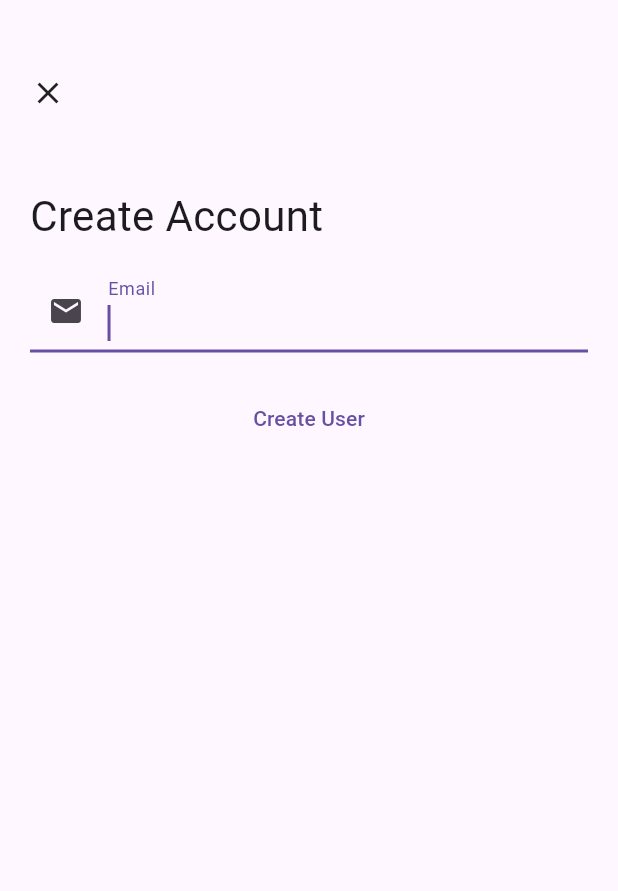
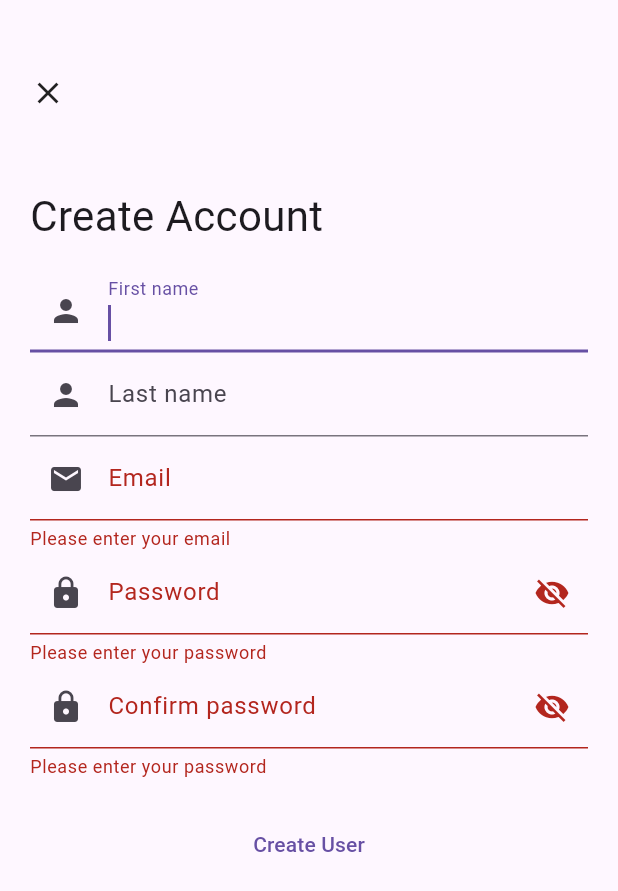
Before and after one commit to CorentinMAG/tricount, a Flutter app: the RegisterScreen screen opened directly, after a tap on "Create User", on a phone screen of 412 x 824 dp. Shown: the top 891 px of the screen. Run offline on Flutter 3.47's test engine with Material 2 defaults, Android fonts, the phone set to English and light mode, and no system bars; our stand-ins replace dotted_border, image_picker, qr_flutter.

Commit message:
work: register screen

```diff
--- a/lib/screens/login.dart
+++ b/lib/screens/login.dart
@@ -2,6 +2,7 @@ import 'package:flutter/material.dart';
 import 'package:tricount/screens/forgot_password.dart';
 import 'package:tricount/screens/register.dart';
 import 'package:tricount/screens/tricounts.dart';
+import 'package:tricount/utils/functions.dart';
 
 class LoginScreen extends StatefulWidget {
   const LoginScreen({super.key});
@@ -17,20 +18,22 @@ class _LoginScreenState extends State<LoginScreen> {
 
   bool _isHidden = true;
 
-  String? _validateEmail(String? value) {
-    if (value == null || value.isEmpty) {
-      return "Please enter your email";
-    }
-    if (!value.contains('@')) {
-      return "Invalid email address";
-    }
-    return null;
-  }
-
   void onTapEye() {
     setState(() {
       _isHidden = !_isHidden;
     });
+  }
+
+  void onLogin() {
+    if (_formKey.currentState!.validate()) {
+      _formKey.currentState!.save();
+      Navigator.push(
+        context,
+        MaterialPageRoute(
+          builder: (context) => TriCountsScreen(),
+        ),
+      );
+    }
   }
 
   @override
@@ -61,7 +64,7 @@ class _LoginScreenState extends State<LoginScreen> {
                     labelText: 'Email',
                     prefixIcon: Icon(Icons.email),
                   ),
-                  validator: _validateEmail,
+                  validator: validateEmail,
                   onSaved: (value) => _email = value,
                 ),
                 const SizedBox(height: 20.0),
@@ -73,23 +76,15 @@ class _LoginScreenState extends State<LoginScreen> {
                       onTap: onTapEye,
                       child: _isHidden
                           ? const Icon(Icons.visibility_off)
-                              : const Icon(Icons.visibility))),
+                          : const Icon(Icons.visibility),
+                    ),
+                  ),
                   obscureText: _isHidden,
                   onSaved: (value) => _password = value,
                 ),
                 const SizedBox(height: 20.0),
                 ElevatedButton(
-                  onPressed: () {
-                    if (_formKey.currentState!.validate()) {
-                      _formKey.currentState!.save();
-                      Navigator.push(
-                        context,
-                        MaterialPageRoute(
-                          builder: (context) => TriCountsScreen(),
-                        ),
-                      );
-                    }
-                  },
+                  onPressed: onLogin,
                   child: const Text('Login'),
                 ),
                 const SizedBox(height: 20.0),
--- a/lib/screens/register.dart
+++ b/lib/screens/register.dart
@@ -1,4 +1,5 @@
 import 'package:flutter/material.dart';
+import 'package:tricount/utils/functions.dart';
 
 class RegisterScreen extends StatefulWidget {
   const RegisterScreen({super.key});
@@ -8,14 +9,35 @@ class RegisterScreen extends StatefulWidget {
 }
 
 class _RegisterScreenState extends State<RegisterScreen> {
+  final _formKey = GlobalKey<FormState>();
 
-  final _formKey = GlobalKey<FormState>();
+  String? _firstname;
+  String? _lastname;
+  String? _email;
+  String? _password;
+  String? _confirmPassword;
+
+  bool _isHidden = true;
+
+  void onTapEye() {
+    setState(() {
+      _isHidden = !_isHidden;
+    });
+  }
+
+  void onRegister() {
+    if (_formKey.currentState!.validate()) {
+      _formKey.currentState!.save();
+    }
+  }
 
   @override
   Widget build(BuildContext context) {
     return Scaffold(
       body: Padding(
-        padding: const EdgeInsets.only(top: 50.0, bottom: 20.0, right: 20.0, left: 20.0),
+        padding: const EdgeInsets.only(
+            top: 50.0, bottom: 20.0, right: 20.0, left: 20.0),
+        child: SingleChildScrollView(
           child: Column(
             crossAxisAlignment: CrossAxisAlignment.start,
             mainAxisSize: MainAxisSize.min,
@@ -25,34 +47,67 @@ class _RegisterScreenState extends State<RegisterScreen> {
                 child: const Icon(Icons.close),
               ),
               const SizedBox(height: 50.0),
-              Text(
+              const Text(
                 "Create Account",
                 style: TextStyle(fontSize: 28.0),
               ),
               const SizedBox(height: 15.0),
               Form(
                 key: _formKey,
-                child: Column(
-                  children: [
-                    TextField(
+                child: Column(children: [
+                  TextFormField(
                     autofocus: true,
+                    decoration: const InputDecoration(
+                      labelText: 'First name',
+                      prefixIcon: Icon(Icons.person),
+                    ),
+                    onSaved: (value) => _firstname = value,
+                  ),
+                  TextFormField(
+                    decoration: const InputDecoration(
+                      labelText: 'Last name',
+                      prefixIcon: Icon(Icons.person),
+                    ),
+                    onSaved: (value) => _lastname = value,
+                  ),
+                  TextFormField(
                     decoration: const InputDecoration(
                       labelText: 'Email',
                       prefixIcon: Icon(Icons.email),
                     ),
+                    validator: validateEmail,
+                    onSaved: (value) => _email = value,
+                  ),
+                  TextFormField(
+                    obscureText: _isHidden,
+                    decoration: InputDecoration(
+                      labelText: 'Password',
+                      prefixIcon: const Icon(Icons.lock),
+                      suffixIcon: GestureDetector(onTap: onTapEye, child: _isHidden ? const Icon(Icons.visibility_off) : const Icon(Icons.visibility),)
+                    ),
+                    validator: validatePassword,
+                    onSaved: (value) => _password = value,
+                  ),
+                  TextFormField(
+                    obscureText: _isHidden,
+                    decoration: InputDecoration(
+                      labelText: 'Confirm password',
+                      prefixIcon: const Icon(Icons.lock),
+                      suffixIcon: GestureDetector(onTap: onTapEye, child: _isHidden ? const Icon(Icons.visibility_off) : const Icon(Icons.visibility),)
+                    ),
+                    validator: (value) => confirmPassword(_password, value),
                   ),
                   const SizedBox(
                     height: 20.0,
                   ),
                   TextButton(
-                onPressed: () {},
-                child: Text("Create User"),
+                    onPressed: onRegister,
+                    child: const Text("Create User"),
                   )
-                  ]
+                ]),
               ),
+            ],
           ),
-
-            ],
         ),
       ),
     );
--- /dev/null
+++ b/lib/utils/functions.dart
@@ -0,0 +1,38 @@
+String? validateEmail(String? value) {
+    if (value == null || value.isEmpty) {
+      return "Please enter your email";
+    }
+    if (!value.contains('@')) {
+      return "Invalid email address";
+    }
+    return null;
+  }
+
+String? validatePassword(String? value) {
+  final regex = RegExp(r'^(?=.*?[A-Z])(?=.*?[a-z])(?=.*?[0-9])(?=.*?[!@#\$&*~]).{8,}$');
+  if (value == null || value.isEmpty) {
+    return "Please enter your password";
+  }
+
+  if(!regex.hasMatch(value)) {
+    return "The password doesn't enforce the policy: \n" +
+          "at least 8 characters\n" +
+          "at least 1 digit\n" +
+          "at least 1 capital character\n"+
+          "at least 1 special character\n";
+  }
+
+  return null;
+}
+
+String? confirmPassword(String? password, String? value) {
+  if (value == null || value.isEmpty || password == null || password.isEmpty) {
+    return "Please enter your password";
+  }
+
+  if (password != value) {
+    return "password mismatch";
+  }
+  return null;
+
+}
```
Lines whose indentation alone changed are shown as unchanged.
